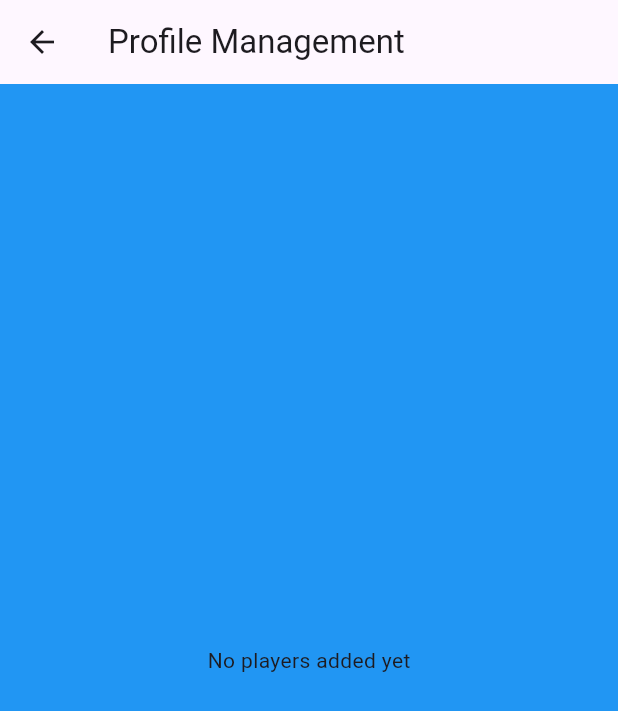
After one commit to codePenta/HotPotato, a Flutter app: the ManageProfilesWidget screen opened directly, on a phone screen of 412 x 824 dp. The commit adds this screen. Shown: the top 711 px of the screen. Run offline on Flutter 3.47's test engine with Material 3 defaults, Android fonts, the phone set to English and light mode, and no system bars.

Commit message:
Added profiles can now be seen in drawer

```diff
--- a/lib/main.dart
+++ b/lib/main.dart
@@ -1,7 +1,7 @@
 import 'package:flutter/material.dart';
 import 'package:hot_potato/ui/main/widgets/main_widget.dart';
 import 'package:hot_potato/ui/math_challenge/view_model/math_challenge_viewmodel.dart';
-import 'package:hot_potato/ui/profiles/view_model/add_profile_viewmodel.dart';
+import 'package:hot_potato/ui/profile_management/view_models/profile_mangement_viewmodel.dart';
 import 'package:hot_potato/ui/timer/view_model/timer_viewmodel.dart';
 import 'package:provider/provider.dart';
 import 'package:provider/single_child_widget.dart';
@@ -41,7 +41,7 @@ class _MyApp extends State<MyApp> {
     availableProviders.add(
       ChangeNotifierProvider(
         create: (context) {
-          return AddProfileViewModel();
+          return ManageProfilesViewModel();
         },
       ),
     );
--- a/lib/ui/profiles/view_model/add_profile_viewmodel.dart
+++ b/lib/ui/profile_management/view_models/profile_mangement_viewmodel.dart
@@ -1,10 +1,10 @@
 import 'package:flutter/material.dart';
 import 'package:hot_potato/data/model/profile_model.dart';
 
-class AddProfileViewModel extends ChangeNotifier {
-  late List<Profile> playerProfiles = List.empty(growable: true);
+class ManageProfilesViewModel extends ChangeNotifier {
+  List<Profile> playerProfiles = List.empty(growable: true);
 
-  AddProfileViewModel();
+  ManageProfilesViewModel();
 
   void addProfile(Profile newProfile) {
     playerProfiles.add(newProfile);
--- /dev/null
+++ b/lib/ui/profile_management/widgets/manage_profiles_widget.dart
@@ -0,0 +1,54 @@
+import 'package:flutter/material.dart';
+import 'package:hot_potato/ui/profile_management/view_models/profile_mangement_viewmodel.dart';
+import 'package:provider/provider.dart';
+
+class ManageProfilesWidget extends StatefulWidget {
+  const ManageProfilesWidget({super.key});
+
+  @override
+  State<StatefulWidget> createState() => _ManageProfilesWidget();
+}
+
+class _ManageProfilesWidget extends State<ManageProfilesWidget>
+    with TickerProviderStateMixin {
+  @override
+  void initState() {
+    super.initState();
+  }
+
+  @override
+  Widget build(BuildContext context) {
+    final viewModel = Provider.of<ManageProfilesViewModel>(context);
+
+    return Scaffold(
+      appBar: AppBar(title: const Text("Profile Management")),
+      body: Center(
+        child: viewModel.availableProfiles.isEmpty
+            ? Text("No players added yet")
+            : SingleChildScrollView(
+                child: ConstrainedBox(
+                  constraints: BoxConstraints.expand(height: 400, width: 500),
+                  child: ListView.builder(
+                    itemCount: viewModel.availableProfiles.length,
+                    itemBuilder: (context, index) {
+                      return DecoratedBox(
+                        decoration: BoxDecoration(
+                          color: Colors.white,
+                          border: Border.all(color: Colors.white),
+                          borderRadius: BorderRadius.circular(10),
+                        ),
+                        child: ListTile(
+                          title: Text(
+                            viewModel.availableProfiles[index].profileName,
+                            style: const TextStyle(fontSize: 20),
+                          ),
+                        ),
+                      );
+                    },
+                  ),
+                ),
+              ),
+      ),
+    );
+  }
+}
```
Also changed, not shown: lib/ui/main/widgets/main_widget.dart (+12 -4 lines), lib/ui/profile_management/widgets/add_profile_widget.dart (added, +82 -0 lines), lib/ui/profiles/widgets/add_profile_widget.dart (deleted, +0 -70 lines).
